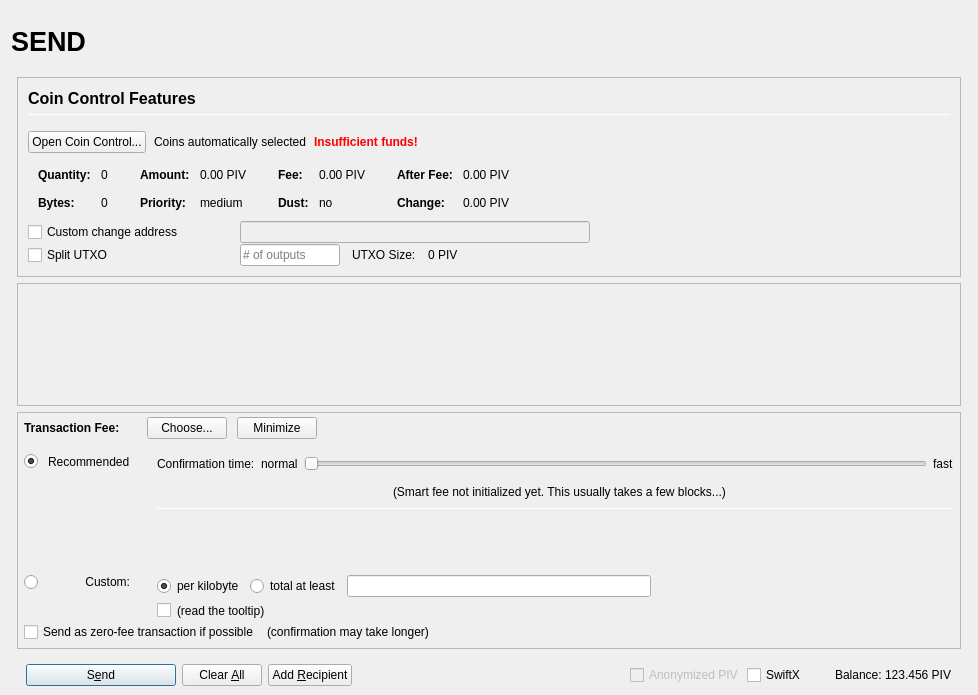
This is src/qt/forms/sendcoinsdialog.ui in VitaeTeam/Vitae as Qt 5 draws it before an edit. The edited form follows.
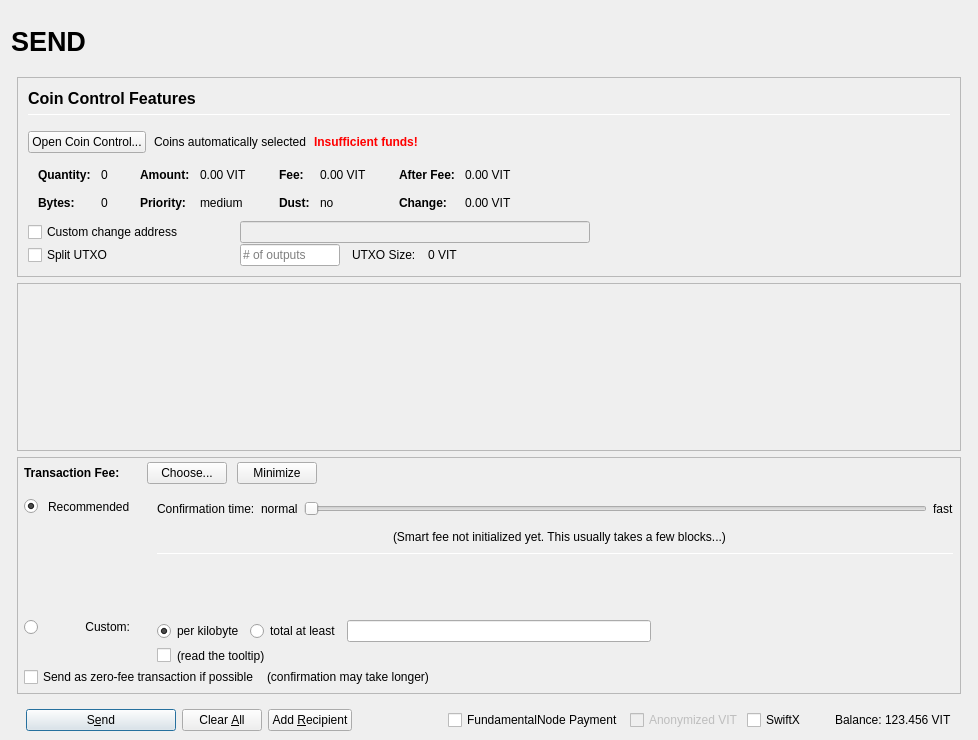
This is the edited form. Icons and pictures are not drawn. Custom widgets are drawn as their Qt base class.

What changed in the file:
```diff
--- a/src/qt/forms/sendcoinsdialog.ui
+++ b/src/qt/forms/sendcoinsdialog.ui
@@ -10,7 +10,7 @@
     <x>0</x>
     <y>0</y>
     <width>978</width>
-    <height>695</height>
+    <height>740</height>
    </rect>
   </property>
   <property name="windowTitle">
@@ -493,7 +493,7 @@
                         <enum>Qt::ActionsContextMenu</enum>
                        </property>
                        <property name="text">
-                        <string notr="true">0.00 PIV</string>
+                        <string notr="true">0.00 VIT</string>
                        </property>
                        <property name="textInteractionFlags">
                         <set>Qt::LinksAccessibleByMouse|Qt::TextSelectableByKeyboard|Qt::TextSelectableByMouse</set>
@@ -573,7 +573,7 @@
                         <enum>Qt::ActionsContextMenu</enum>
                        </property>
                        <property name="text">
-                        <string notr="true">0.00 PIV</string>
+                        <string notr="true">0.00 VIT</string>
                        </property>
                        <property name="textInteractionFlags">
                         <set>Qt::LinksAccessibleByMouse|Qt::TextSelectableByKeyboard|Qt::TextSelectableByMouse</set>
@@ -653,7 +653,7 @@
                         <enum>Qt::ActionsContextMenu</enum>
                        </property>
                        <property name="text">
-                        <string notr="true">0.00 PIV</string>
+                        <string notr="true">0.00 VIT</string>
                        </property>
                        <property name="textInteractionFlags">
                         <set>Qt::LinksAccessibleByMouse|Qt::TextSelectableByKeyboard|Qt::TextSelectableByMouse</set>
@@ -682,7 +682,7 @@
                         <enum>Qt::ActionsContextMenu</enum>
                        </property>
                        <property name="text">
-                        <string notr="true">0.00 PIV</string>
+                        <string notr="true">0.00 VIT</string>
                        </property>
                        <property name="textInteractionFlags">
                         <set>Qt::LinksAccessibleByMouse|Qt::TextSelectableByKeyboard|Qt::TextSelectableByMouse</set>
@@ -849,7 +849,7 @@
                 <item>
                  <widget class="QLabel" name="labelBlockSize">
                   <property name="text">
-                   <string>0 PIV</string>
+                   <string>0 VIT</string>
                   </property>
                  </widget>
                 </item>
@@ -897,8 +897,8 @@
             <rect>
              <x>0</x>
              <y>0</y>
-             <width>944</width>
-             <height>68</height>
+             <width>938</width>
+             <height>77</height>
             </rect>
            </property>
            <layout class="QVBoxLayout" name="verticalLayout_2" stretch="0,1">
@@ -1675,6 +1675,13 @@
              </property>
             </spacer>
            </item>
+           <item>
+            <widget class="QCheckBox" name="checkBoxFnPayment">
+             <property name="text">
+              <string>FundamentalNode Payment</string>
+             </property>
+            </widget>
+           </item>
            <item>
             <layout class="QHBoxLayout" name="horizontalLayout_2">
              <property name="spacing">
@@ -1686,7 +1693,7 @@
                 <bool>false</bool>
                </property>
                <property name="text">
-                <string>Anonymized PIV</string>
+                <string>Anonymized VIT</string>
                </property>
               </widget>
              </item>
@@ -1725,7 +1732,7 @@
                 <cursorShape>IBeamCursor</cursorShape>
                </property>
                <property name="text">
-                <string notr="true">123.456 PIV</string>
+                <string notr="true">123.456 VIT</string>
                </property>
                <property name="textInteractionFlags">
                 <set>Qt::LinksAccessibleByMouse|Qt::TextSelectableByKeyboard|Qt::TextSelectableByMouse</set>
```
Left out of the diff: 8 changed lines with no effect on the pictures.
